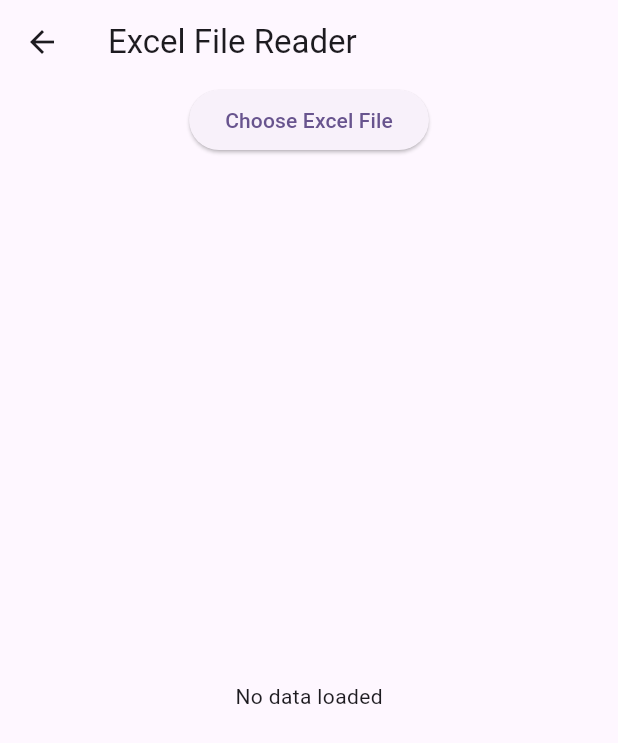
After one commit to maryumrahman/excel_retrieval, a Flutter app: the ExcelReaderPage screen opened directly, after a tap on "Choose Excel File", on a phone screen of 412 x 824 dp. The commit adds this screen. Shown: the top 743 px of the screen. Run offline on Flutter 3.47's test engine with Material 3 defaults, Android fonts, the phone set to English and light mode, and no system bars; our stand-ins replace file_picker, image_picker; missing offline and left inert: excel, flutter_quill, google_mlkit_text_recognition; statements that could not run were skipped.

Commit message:
excel reader

```diff
--- /dev/null
+++ b/lib/infrastructure/model/ticket_model.dart
@@ -0,0 +1,115 @@
+
+class Ticket {
+  final int? id;
+  final String? title;
+  final String? description;
+  final String? moduleName;
+  final String? subModuleName;
+  final String? type;
+  final String? priority;
+  final String? assignedTo;
+  final String? developerRemarks;
+  final DateTime? reportDt;
+  final DateTime? dueDt;
+  final DateTime? completionDt;
+  final DateTime? entryDt;
+  final DateTime? targetCompletionDt;
+  final DateTime? modifiedDt;
+  final String? enteredBy;
+  final String? requestedBy;
+  final String? modifiedBy;
+  final String? defaultSchema;
+  final String? status;
+  final String? category;
+  final dynamic documents;
+  final bool? isBusy;
+  final bool? isSelfBusy;
+
+  Ticket({
+    this.id,
+    this.title,
+    this.description,
+    this.moduleName,
+    this.subModuleName,
+    this.type,
+    this.priority,
+    this.assignedTo,
+    this.developerRemarks,
+    this.reportDt,
+    this.dueDt,
+    this.completionDt,
+    this.entryDt,
+    this.targetCompletionDt,
+    this.modifiedDt,
+    this.enteredBy,
+    this.requestedBy,
+    this.modifiedBy,
+    this.defaultSchema,
+    this.status,
+    this.category,
+    this.documents,
+    this.isBusy,
+    this.isSelfBusy,
+  });
+
+  factory Ticket.fromJson(Map<String, dynamic> json) => Ticket(
+    id: json["id"],
+    title: json["title"],
+    description: json["description"],
+    moduleName: json["module_Name"],
+    subModuleName: json["subModule_Name"],
+    type: json["type"],
+    priority: json["priority"],
+    assignedTo: json["assigned_To"],
+    developerRemarks: json["developer_Remarks"],
+    reportDt: json["report_Dt"] == null
+        ? null
+        : DateTime.parse(json["report_Dt"]),
+    dueDt: json["due_Dt"] == null ? null : DateTime.parse(json["due_Dt"]),
+    completionDt: json["completion_Dt"] == null
+        ? null
+        : DateTime.parse(json["completion_Dt"]),
+    entryDt:
+    json["entry_Dt"] == null ? null : DateTime.parse(json["entry_Dt"]),
+    targetCompletionDt: json["target_Completion_Dt"] == null
+        ? null
+        : DateTime.parse(json["target_Completion_Dt"]),
+    modifiedDt: json["modified_Dt"] == null
+        ? null
+        : DateTime.parse(json["modified_Dt"]),
+    enteredBy: json["entered_By"],
+    requestedBy: json["requested_By"],
+    modifiedBy: json["modified_By"],
+    defaultSchema: json["default_Schema"],
+    status: json["status"],
+    category: json["category"],
+    documents: json["documents"],
+    isBusy: json["isBusy"],
+    isSelfBusy: json["isSelfBusy"],
+  );
+
+  Map<String, dynamic> toJson() => {
+    "id": id ?? 0,
+    "title": title,
+    "description": description,
+    "module_Name": moduleName,
+    "subModule_Name": subModuleName,
+    "type": type,
+    "priority": priority,
+    "assigned_To": assignedTo,
+    "developer_Remarks": developerRemarks,
+    "report_Dt": reportDt?.toIso8601String(),
+    "due_Dt": dueDt?.toIso8601String(),
+    "completion_Dt": completionDt?.toIso8601String(),
+    "entry_Dt": DateTime.now().toIso8601String(),
+    "target_Completion_Dt": targetCompletionDt?.toIso8601String(),
+    "modified_Dt": modifiedDt?.toIso8601String(),
+    "entered_By": enteredBy,
+    "requested_By": requestedBy,
+    "modified_By": modifiedBy,
+    "default_Schema": defaultSchema,
+    "status": status,
+    "category": category,
+    "documents": documents,
+  };
+}
--- /dev/null
+++ b/lib/infrastructure/services/ticket.dart
@@ -0,0 +1,30 @@
+import 'dart:convert';
+import 'package:http/http.dart' as http;
+
+import '../model/ticket_model.dart';
+
+class TicketServices {
+  static Future<int?> postTicket(Ticket _obj) async {
+    Map<String, String> header = {
+      'Content-type': 'application/json',
+      'Accept': 'application/json',
+    };
+
+    final uri = Uri.parse("https:feedback.com/api/Tickets");
+    final obj = json.encode(_obj.toJson());
+    try {
+      final response = await http.post(uri, headers: header, body: obj);
+      if (response.statusCode == 200 || response.statusCode == 201) {
+        final json = jsonDecode(response.body);
+        Ticket tkt = Ticket.fromJson(json);
+        if (tkt.id != null) {
+          return tkt.id!;
+        }
+      } else {
+        return null;
+      }
+    } catch (e) {
+      rethrow;
+    }
+  }
+}
--- a/lib/main.dart
+++ b/lib/main.dart
@@ -11,7 +11,6 @@
   @override
   Widget build(BuildContext context) {
     return MaterialApp(
-      title: 'Flutter Demo',
       theme: ThemeData(
         colorScheme: ColorScheme.fromSeed(seedColor: Colors.deepPurple),
       ),
@@ -19,69 +18,3 @@
     );
   }
 }
-
-class MyHomePage extends StatefulWidget {
-  const MyHomePage({super.key, required this.title});
-
-
-  final String title;
-
-  @override
-  State<MyHomePage> createState() => _MyHomePageState();
-}
-
-class _MyHomePageState extends State<MyHomePage> {
-  int _counter = 0;
-
-  void _incrementCounter() {
-    setState(() {
-
-      _counter++;
-    });
-  }
-
-  @override
-  Widget build(BuildContext context) {
-
-    return Scaffold(
-      appBar: AppBar(
-
-        backgroundColor: Theme.of(context).colorScheme.inversePrimary,
-
-        title: Text(widget.title),
-      ),
-      body: Center(
-        // Center is a layout elements. It takes a single child and positions it
-        // in the middle of the parent.
-        child: Column(
-          // Column is also a layout elements. It takes a list of children and
-          // arranges them vertically. By default, it sizes itself to fit its
-          // children horizontally, and tries to be as tall as its parent.
-          //
-          // Column has various properties to control how it sizes itself and
-          // how it positions its children. Here we use mainAxisAlignment to
-          // center the children vertically; the main axis here is the vertical
-          // axis because Columns are vertical (the cross axis would be
-          // horizontal).
-          //
-          // TRY THIS: Invoke "debug painting" (choose the "Toggle Debug Paint"
-          // action in the IDE, or press "p" in the console), to see the
-          // wireframe for each elements.
-          mainAxisAlignment: MainAxisAlignment.center,
-          children: <Widget>[
-            const Text('You have pushed the button this many times:'),
-            Text(
-              '$_counter',
-              style: Theme.of(context).textTheme.headlineMedium,
-            ),
-          ],
-        ),
-      ),
-      floatingActionButton: FloatingActionButton(
-        onPressed: _incrementCounter,
-        tooltip: 'Increment',
-        child: const Icon(Icons.add),
-      ), // This trailing comma makes auto-formatting nicer for build methods.
-    );
-  }
-}
--- /dev/null
+++ b/lib/presentation/excel_data_reader/excel_reader_view.dart
@@ -0,0 +1,114 @@
+import 'dart:io';
+
+import 'package:excel/excel.dart';
+import 'package:file_picker/file_picker.dart';
+import 'package:flutter/material.dart';
+
+import '../../infrastructure/model/ticket_model.dart';
+
+
+class ExcelReaderPage extends StatefulWidget {
+  const ExcelReaderPage({super.key});
+
+  @override
+  _ExcelReaderPageState createState() => _ExcelReaderPageState();
+}
+
+class _ExcelReaderPageState extends State<ExcelReaderPage> {
+  List<List<String>> _excelData = [];
+
+  Future<void> _pickAndReadExcelFile() async {
+    try {
+      // Open file picker
+      FilePickerResult? result = await FilePicker.platform.pickFiles(
+        type: FileType.custom,
+        allowedExtensions: ['xlsx'],
+      );
+
+      if (result != null) {
+        File file = File(result.files.single.path!);
+
+        // Read the Excel file
+        var bytes = file.readAsBytesSync();
+        var excel = Excel.decodeBytes(bytes);
+
+        List<List<String>> data = [];
+
+        // Iterate over the rows and columns in the first sheet
+        for (var table in excel.tables.keys) {
+          for (var row in excel.tables[table]!.rows) {
+            // Filter out null cells and convert them to strings
+            List<String> filteredRow =
+                row
+                    .where((cell) => cell != null) // Skip null cells
+                    .map(
+                      (cell) => cell!.value.toString(),
+                    ) // Convert non-null cells to strings
+                    .toList();
+
+            if (filteredRow.isNotEmpty) {
+              data.add(filteredRow); // Add non-empty rows
+            }
+          }
+          break; // Read only the first sheet
+        }
+
+        setState(() {
+          _excelData = data;
+        });
+      }
+    } catch (e) {
+      ScaffoldMessenger.of(
+        context,
+      ).showSnackBar(SnackBar(content: Text('Error reading file: $e')));
+    }
+  }
+
+  @override
+  Widget build(BuildContext context) {
+    return Scaffold(
+      appBar: AppBar(title: const Text('Excel File Reader')),
+      body: Column(
+        children: [
+          ElevatedButton(
+            onPressed: _pickAndReadExcelFile,
+            child: const Text('Choose Excel File'),
+          ),
+          Expanded(
+            child:
+                _excelData.isEmpty
+                    ? Center(child: Text('No data loaded'))
+                    : ListView.builder(
+                      padding: EdgeInsets.all(8),
+                      itemCount: _excelData.length,
+                      itemBuilder: (context, index) {
+                        return Card(
+                          elevation: 3,
+                          shape: RoundedRectangleBorder(
+                            borderRadius: BorderRadius.circular(10),
+                          ),
+                          child: Padding(
+                            padding: EdgeInsets.all(12),
+                            child: ListView.builder(
+                              shrinkWrap: true,
+                              itemCount: _excelData[index].length,
+                              physics: NeverScrollableScrollPhysics(),
+                              itemBuilder: (context, i) {
+                                Ticket(
+                                  entryDt: DateTime.parse(_excelData[index][0]),
+                                  title: _excelData[index][1],
+                                  description: "Description :"
+                                );
+                                return Text(_excelData[index][i]);
+                              },
+                            ),
+                          ),
+                        );
+                      },
+                    ),
+          ),
+        ],
+      ),
+    );
+  }
+}
--- a/pubspec.yaml
+++ b/pubspec.yaml
@@ -38,6 +38,11 @@
   image_picker: ^1.1.2 # (For selecting images from gallery/camera)
   provider: ^6.1.2
   flutter_quill: ^11.0.0
+  excel: ^4.0.6
+  file_picker: ^9.0.2
+  http: ^1.3.0
+
+
 
 
 dev_dependencies:
```
Also changed, not shown: 4 other files.
